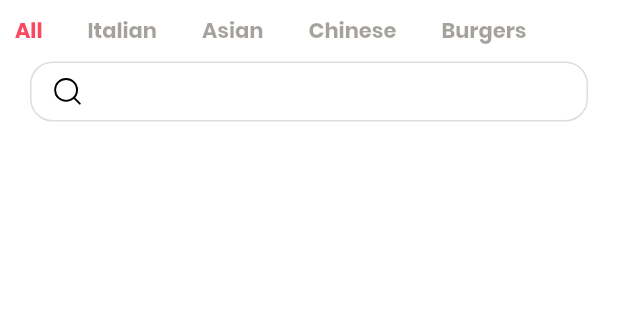
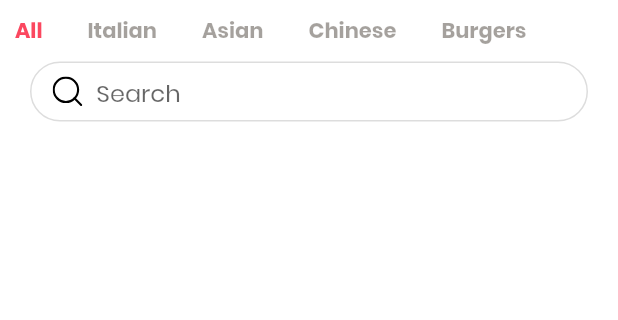
Before and after one commit to t-cardozo/foodapp, a Flutter app: the screen it shows after launch, on a phone screen of 412 x 824 dp, the part 129-449 px from its top. Run offline on Flutter 3.47's test engine with Material 2 defaults, Android fonts, the phone set to English and light mode, and no system bars; our stand-ins replace flutter_svg.

Commit message:
added textfield to search container

```diff
--- a/lib/main.dart
+++ b/lib/main.dart
@@ -36,15 +36,25 @@ class HomeScreen extends StatelessWidget {
   Widget build(BuildContext context) {
     return Container(
       child: Scaffold(
+        resizeToAvoidBottomInset: false,
         body: SafeArea(
+          child: SingleChildScrollView(
             child: Column(
               crossAxisAlignment: CrossAxisAlignment.start,
               children: <Widget>[
                 mainMenuButton(),
                 pageTitle(context),
                 categoryScrollList(),
-              SearchFoodBox()
+                SearchFoodBox(),
+                Container(
+                  height: 300,
+                  width: 270,
+                  child: Stack(
+                    children: <Widget>[],
+                  ),
+                )
               ],
+            ),
           ),
         ),
       ),
@@ -62,14 +72,36 @@ class SearchFoodBox extends StatelessWidget {
     return Container(
       alignment: Alignment.centerLeft,
       margin: EdgeInsets.symmetric(vertical: 10, horizontal: 20),
-      padding: EdgeInsets.symmetric(horizontal: 10, vertical: 10),
+      padding: EdgeInsets.symmetric(horizontal: 10),
+      width: double.infinity,
       height: 40,
-      width: double.infinity,
       decoration: BoxDecoration(
-        borderRadius: BorderRadius.circular(15),
+        borderRadius: BorderRadius.circular(25),
         border: Border.all(color: kBorderColor),
       ),
+      child: Row(
+        children: <Widget>[
+          SizedBox(
+            height: 20,
             child: SvgPicture.asset("assets/icons/search.svg"),
+          ),
+          searchTextField()
+        ],
+      ),
+    );
+  }
+
+  Widget searchTextField() {
+    return Expanded(
+      child: Container(
+        padding: EdgeInsets.only(left: 5, top: 18),
+        child: TextField(
+          decoration: InputDecoration(
+            border: InputBorder.none,
+            hintText: "Search",
+          ),
+        ),
+      ),
     );
   }
 }
```
Lines whose indentation alone changed are shown as unchanged.
